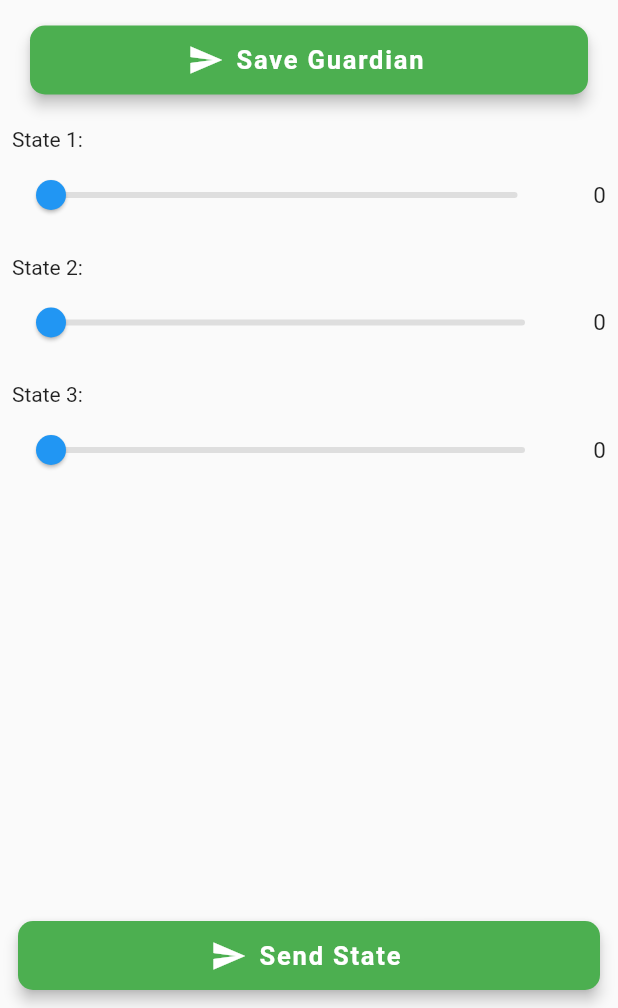
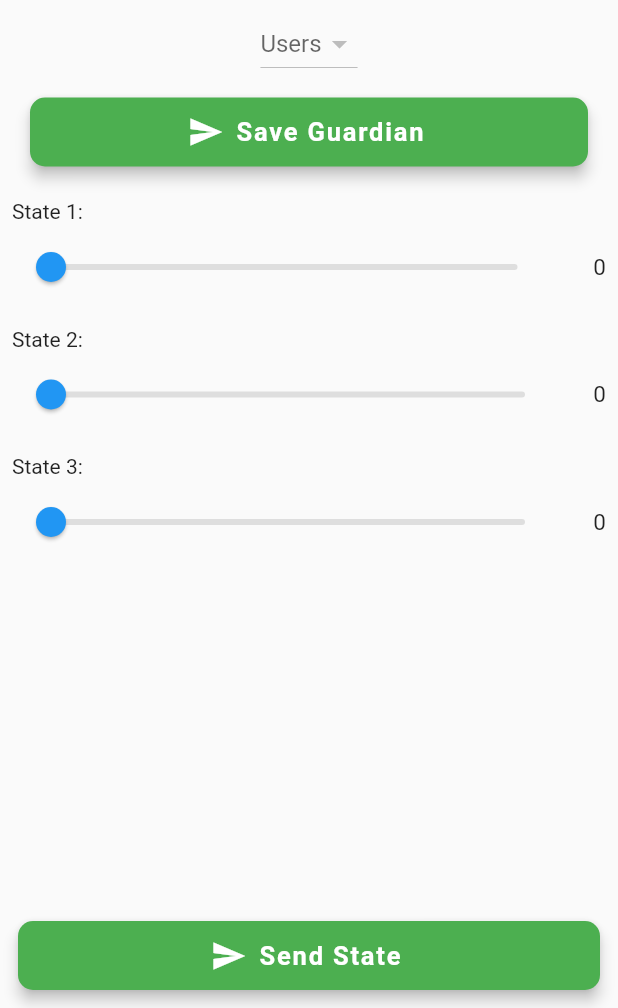
Before and after one commit to guerramatias1409/GuardianTest, a Flutter app: the HomeScreen screen opened directly, after a tap on "Save Guardian", on a phone screen of 412 x 824 dp, the part 228-1236 px from its top. Run offline on Flutter 3.47's test engine with Material 2 defaults, Android fonts, the phone set to English and light mode, and no system bars; our stand-ins replace cloud_firestore, firebase_auth, firebase_core, get_it; accounts and stored records are empty.

Commit message:
Home - select guardian user

```diff
--- a/lib/Screens/HomeScreen.dart
+++ b/lib/Screens/HomeScreen.dart
@@ -17,10 +17,14 @@ class _HomeScreenState extends State<HomeScreen> {
   final formKey = GlobalKey<FormState>();
   UserState.State userState = new UserState.State();
 
+  List<DropdownMenuItem<User>> usersList;
+  User selectedUser;
+
   @override
   void initState() {
     user = locator<FirebaseAuthService>().currentUser();
-    print("USER ${user}");
+    print("USER $user");
+    getUsersList();
     if (user == null) {
       userState.state1 = 50;
       userState.state2 = 50;
@@ -74,6 +78,11 @@ class _HomeScreenState extends State<HomeScreen> {
                           height: 50,
                           alignment: Alignment.centerLeft,
                           child: TextFormField(
+                            onChanged: (value){
+                              setState(() {
+                                userId = value;
+                              });
+                            },
                             style: TextStyle(
                               color: Colors.white,
                               fontSize: 17,
@@ -96,6 +105,17 @@ class _HomeScreenState extends State<HomeScreen> {
                       children: [
                         Text("Guardian: "),
                         SizedBox(height: 5),
+                        usersList == null
+                            ? Container()
+                            : Center(
+                              child: DropdownButton<User>(
+                              hint: Text("Users"),
+                              value: selectedUser == null
+                                  ? null
+                                  : selectedUser,
+                              onChanged: onChangeDropdownItem,
+                              items: usersList),
+                            )
                       ],
                     ),
                     Container(
@@ -107,6 +127,7 @@ class _HomeScreenState extends State<HomeScreen> {
                         decoration:
                         BoxDecoration(borderRadius: BorderRadius.circular(15)),
                         child: FloatingActionButton.extended(
+                          heroTag: 'SaveGuardian',
                           shape: RoundedRectangleBorder(
                               borderRadius: BorderRadius.all(Radius.circular(10))),
                           backgroundColor: Colors.green,
@@ -123,7 +144,7 @@ class _HomeScreenState extends State<HomeScreen> {
                             TextStyle(fontSize: 17, fontWeight: FontWeight.bold),
                           ),
                           onPressed: () {
-
+                            saveGuardian();
                           },
                         ),
                       ),
@@ -272,6 +293,7 @@ class _HomeScreenState extends State<HomeScreen> {
                     decoration:
                         BoxDecoration(borderRadius: BorderRadius.circular(15)),
                     child: FloatingActionButton.extended(
+                      heroTag: "SendState",
                       shape: RoundedRectangleBorder(
                           borderRadius: BorderRadius.all(Radius.circular(10))),
                       backgroundColor: Colors.green,
@@ -322,4 +344,57 @@ class _HomeScreenState extends State<HomeScreen> {
     form.save();
     return true;
   }
+
+  void getUsersList() {
+    FirebaseFirestore.instance.collection("Users").get().then((snapshot) {
+      var users = new List<User>();
+      snapshot.docs.forEach((DocumentSnapshot document) {
+        users.add(new User.fromDocument(document));
+      });
+
+      usersList = users.map((User value) {
+        return new DropdownMenuItem<User>(
+            value: value,
+            child: Container(
+              padding: EdgeInsets.symmetric(vertical: 5),
+              constraints: BoxConstraints(maxWidth: 200),
+              child: new Row(
+                children: [
+                  CircleAvatar(
+                    backgroundColor:
+                    Colors.grey,
+                    child: Container(
+                      decoration: BoxDecoration(
+                        shape: BoxShape.circle,
+                      ),
+                    ),
+                  ),
+                  SizedBox(width: 5),
+                  Flexible(
+                    child: Text(value.name,
+                        overflow: TextOverflow.ellipsis),
+                  ),
+                ],
+              ),
+            ));
+      }).toList();
+      setState(() {
+        print("seteo");
+      });
+    });
+  }
+
+  void onChangeDropdownItem(User _selectedUser) {
+    setState(() {
+      selectedUser = _selectedUser;
+    });
+  }
+
+  void saveGuardian() async{
+    var userRef = FirebaseFirestore.instance
+        .collection("Users")
+        .doc(userId);
+
+    await userRef.update({"GuardianId": selectedUser.id});
+  }
 }
```
